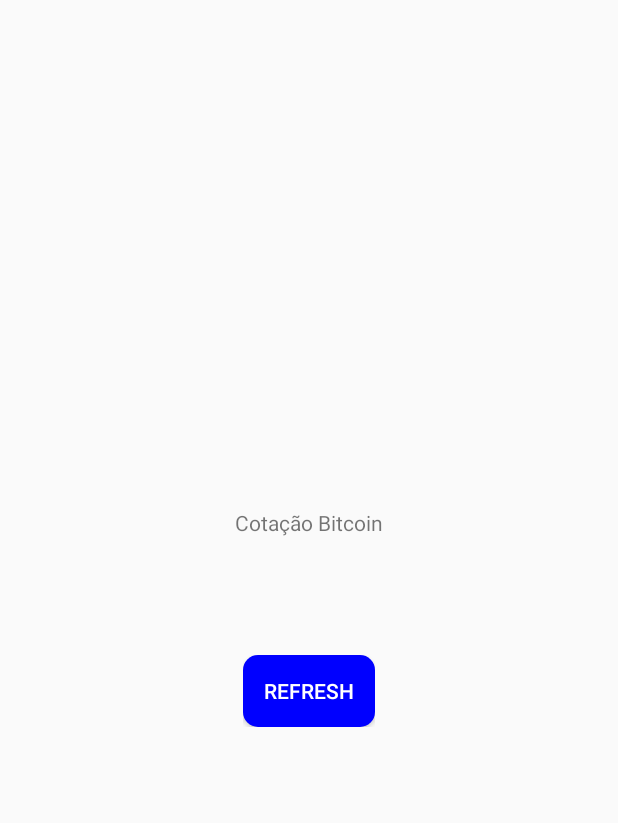
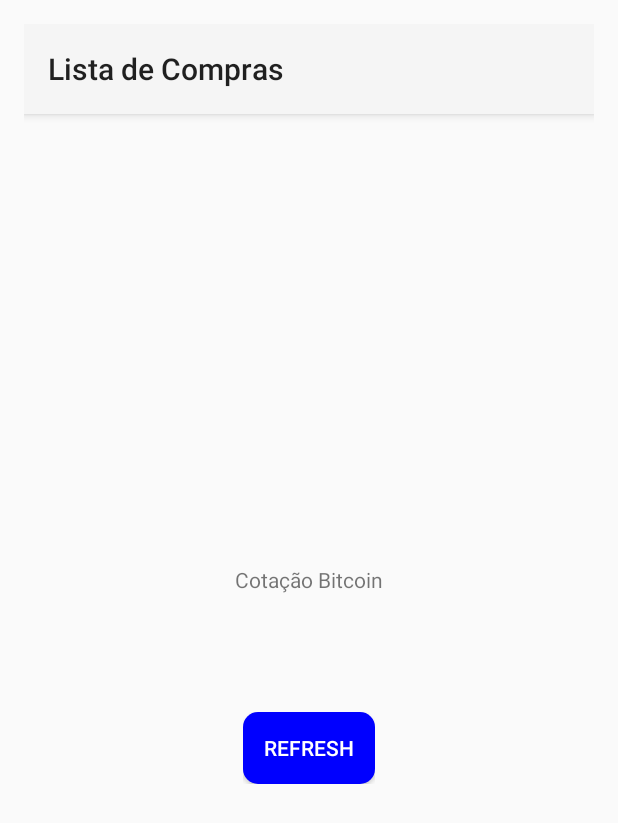
Before and after one commit to Zilldy/Android-Kotlin-Developer, an Android app built with Jetpack Compose: the screen it shows after launch (MainActivity), on a phone screen of 412 x 824 dp. Shown: the top 823 px of the screen. Run offline under Robolectric (Android 15) with nearby library versions, the phone set to English and light mode, and no system bars.

Commit message:
Inserindo uma toolbar ao projeto

```diff
--- a/cryptomonitor/app/build.gradle.kts
+++ b/cryptomonitor/app/build.gradle.kts
@@ -68,5 +68,7 @@ dependencies {
     implementation(libs.converter.gson)
     implementation(libs.androidx.activity.ktx)
 
+    implementation("androidx.appcompat:appcompat:1.4.1")
+
     implementation(libs.androidx.appcompat)
 }
--- a/cryptomonitor/app/src/main/java/zilldy/com/github/cryptomonitor/MainActivity.kt
+++ b/cryptomonitor/app/src/main/java/zilldy/com/github/cryptomonitor/MainActivity.kt
@@ -8,6 +8,7 @@ import android.widget.TextView
 import android.widget.Toast
 import androidx.activity.viewModels
 import androidx.appcompat.app.AppCompatActivity
+import androidx.appcompat.widget.Toolbar
 import zilldy.com.github.cryptomonitor.state.ScreenState
 import zilldy.com.github.cryptomonitor.viewmodel.CryptoViewModel
 import zilldy.com.github.cryptomonitor.viewmodel.CryptoViewModelFactory
@@ -25,6 +26,13 @@ class MainActivity : AppCompatActivity() {
     override fun onCreate(savedInstanceState: Bundle?) {
         super.onCreate(savedInstanceState)
         setContentView(R.layout.activity_main)
+
+        // Encontra a barra de ferramentas pelo seu ID e a define como a barra de ação para esta activity.
+        val toolbar: Toolbar = findViewById(R.id.toolbar)
+        setSupportActionBar(toolbar)
+        // Define o título da barra de ação.
+        supportActionBar?.title = "Lista de Compras"
+
 
         viewModel.tickerLiveData.observe(this) { state: ScreenState ->
             when (state) {
--- a/cryptomonitor/app/src/main/res/layout/activity_main.xml
+++ b/cryptomonitor/app/src/main/res/layout/activity_main.xml
@@ -7,6 +7,22 @@
     android:orientation="vertical"
     android:padding="16dp"
     tools:context="zilldy.com.github.cryptomonitor.MainActivity">
+
+    <include
+        layout="@layout/componente_toolbar"
+        android:layout_width="match_parent"
+        android:layout_height="wrap_content" />
+
+    <FrameLayout
+        android:layout_width="match_parent"
+        android:layout_height="0dp"
+        android:layout_weight="1">
+
+        <LinearLayout
+            android:layout_width="match_parent"
+            android:layout_height="match_parent"
+            android:gravity="center"
+            android:orientation="vertical">
 
             <include
                 layout="@layout/componente_titulo"
@@ -24,3 +40,5 @@
                 android:layout_height="wrap_content"
                 android:layout_marginTop="16dp" />
         </LinearLayout>
+    </FrameLayout>
+</LinearLayout>
--- /dev/null
+++ b/cryptomonitor/app/src/main/res/layout/componente_toolbar.xml
@@ -0,0 +1,19 @@
+<?xml version="1.0" encoding="utf-8"?>
+<LinearLayout xmlns:android="http://schemas.android.com/apk/res/android"
+    xmlns:app="http://schemas.android.com/apk/res-auto"
+    android:orientation="vertical"
+    android:layout_width="match_parent"
+    android:layout_height="match_parent">
+
+    <androidx.appcompat.widget.Toolbar
+        android:id="@+id/toolbar"
+        android:layout_width="match_parent"
+        android:layout_height="60dp"
+        android:layout_marginBottom="16dp"
+        android:background="?attr/colorPrimary"
+        android:elevation="4dp"
+        android:theme="@style/ThemeOverlay.AppCompat.ActionBar"
+        app:popupTheme="@style/ThemeOverlay.AppCompat.Light"
+        app:title="Crypto Monitor" />
+
+</LinearLayout>
```
Lines whose indentation alone changed are shown as unchanged.
